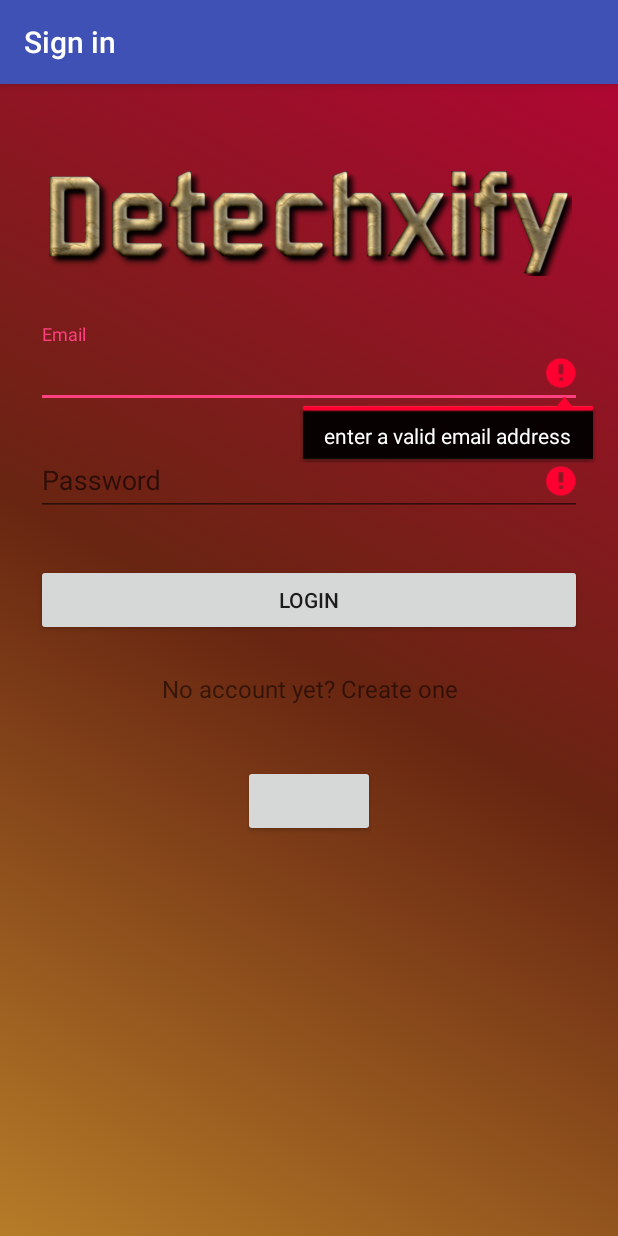
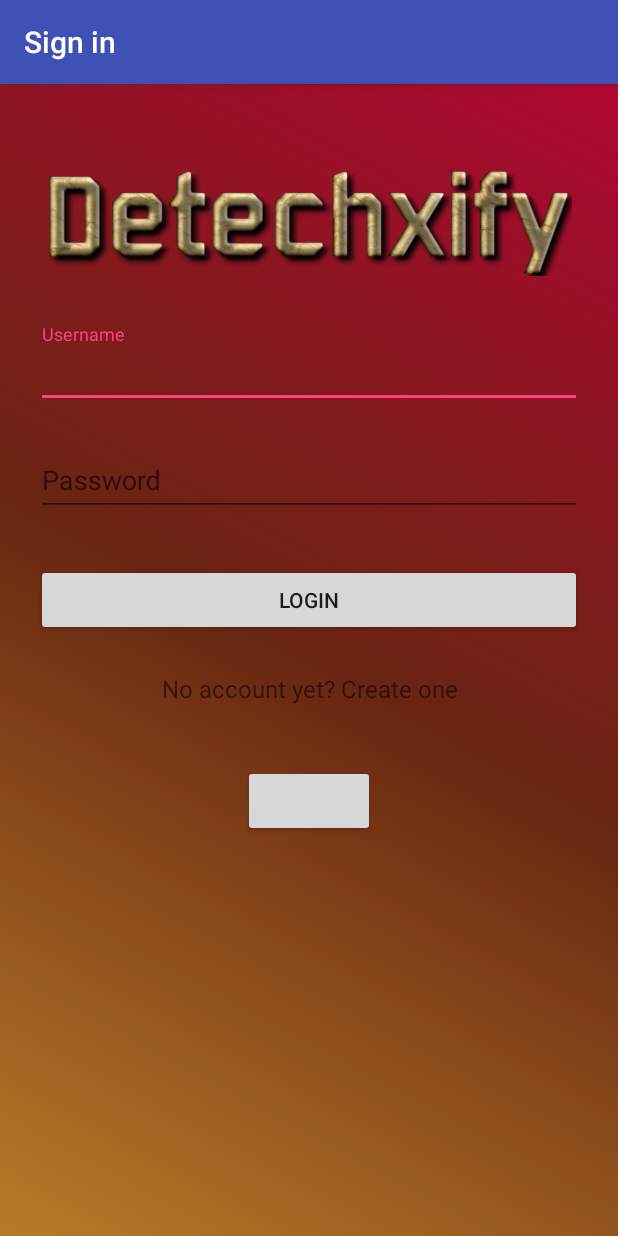
Before and after one commit to ankkitab/Detechxify2, an Android app: the screen it shows after launch (LoginActivity), after a tap on "LOGIN", on a phone screen of 412 x 824 dp. Run offline under Robolectric (Android 15) with nearby library versions, the light colour scheme and no system bars; our stand-ins replace ButterKnife; libraries missing offline, so code that uses them is left out: com.facebook, com.facebook.login, com.github.mikephil.charting; plain views replace LoginButton; 23 statements that could not run were skipped.

Commit message:
Stable Flowing 2

```diff
--- a/app/src/main/java/com/example/ankkitabose/detechxify2/LoginActivity.java
+++ b/app/src/main/java/com/example/ankkitabose/detechxify2/LoginActivity.java
@@ -1,6 +1,7 @@
 package com.example.ankkitabose.detechxify2;
 
 import android.app.ProgressDialog;
+import android.database.Cursor;
 import android.os.Bundle;
 import android.support.v7.app.AppCompatActivity;
 import android.util.Log;
@@ -30,7 +31,7 @@ public class LoginActivity extends AppCompatActivity {
     private LoginButton loginButton;
     private CallbackManager callbackManager;
     private boolean fblogin = false;
-
+    DatabaseHandler db;
 
     @Bind(R.id.input_email) EditText _emailText;
     @Bind(R.id.input_password) EditText _passwordText;
@@ -45,11 +46,21 @@ public class LoginActivity extends AppCompatActivity {
         setContentView(R.layout.activity_login);
         ButterKnife.bind(this);
 
+        db = new DatabaseHandler(this);
+
         _loginButton.setOnClickListener(new View.OnClickListener() {
 
             @Override
             public void onClick(View v) {
-                login();
+                String email = _emailText.getText().toString();
+                String password = _passwordText.getText().toString();
+
+                Cursor c = db.getUser(email);
+                c.moveToFirst();
+                if(c.getCount()>0 && c.getString(1).equals(password))
+                    login();
+                else
+                    onLoginFailed();
             }
         });
 
@@ -161,13 +172,13 @@ public class LoginActivity extends AppCompatActivity {
 
         String email = _emailText.getText().toString();
         String password = _passwordText.getText().toString();
-
+/*
         if (email.isEmpty() || !android.util.Patterns.EMAIL_ADDRESS.matcher(email).matches()) {
             _emailText.setError("enter a valid email address");
             valid = false;
         } else {
             _emailText.setError(null);
-        }
+        }*/
 
         if (password.isEmpty() || password.length() < 4 || password.length() > 10) {
             _passwordText.setError("between 4 and 10 alphanumeric characters");
--- a/app/src/main/res/layout/activity_login.xml
+++ b/app/src/main/res/layout/activity_login.xml
@@ -29,7 +29,7 @@
                 android:layout_width="match_parent"
                 android:layout_height="wrap_content"
                 android:inputType="textEmailAddress"
-                android:hint="Email" />
+                android:hint="Username" />
         </android.support.design.widget.TextInputLayout>
 
         <!--  Password Label -->
```
Also changed, not shown: app/src/main/java/com/example/ankkitabose/detechxify2/DatabaseHandler.java (+8 -3 lines), app/src/main/java/com/example/ankkitabose/detechxify2/SignupActivity.java (+10 -3 lines).
